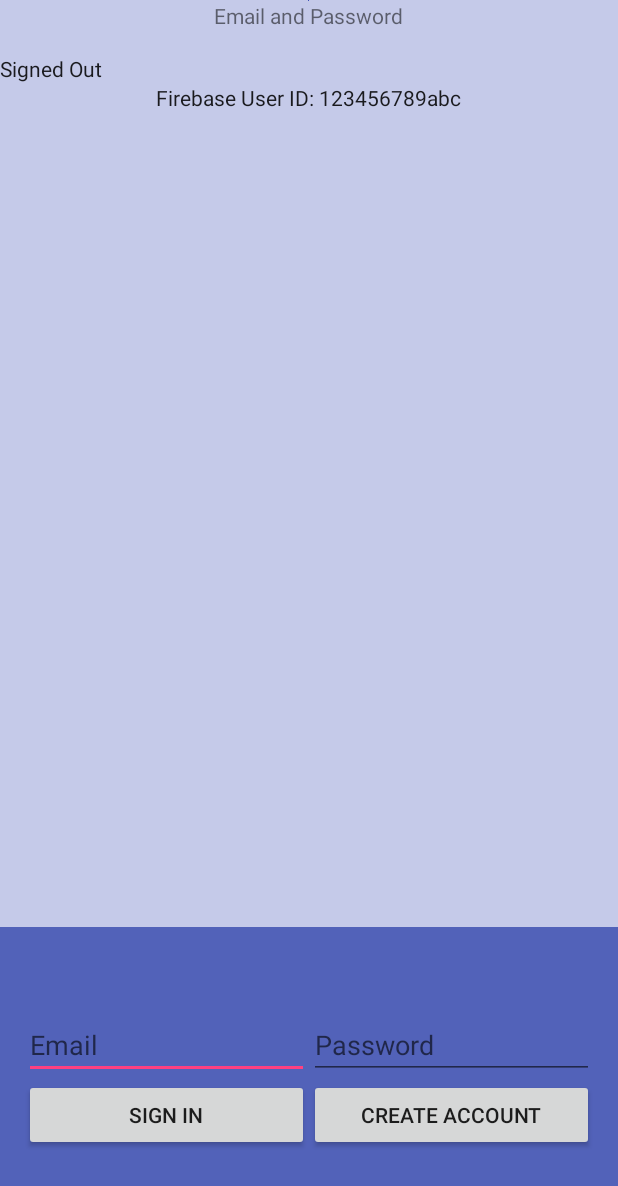
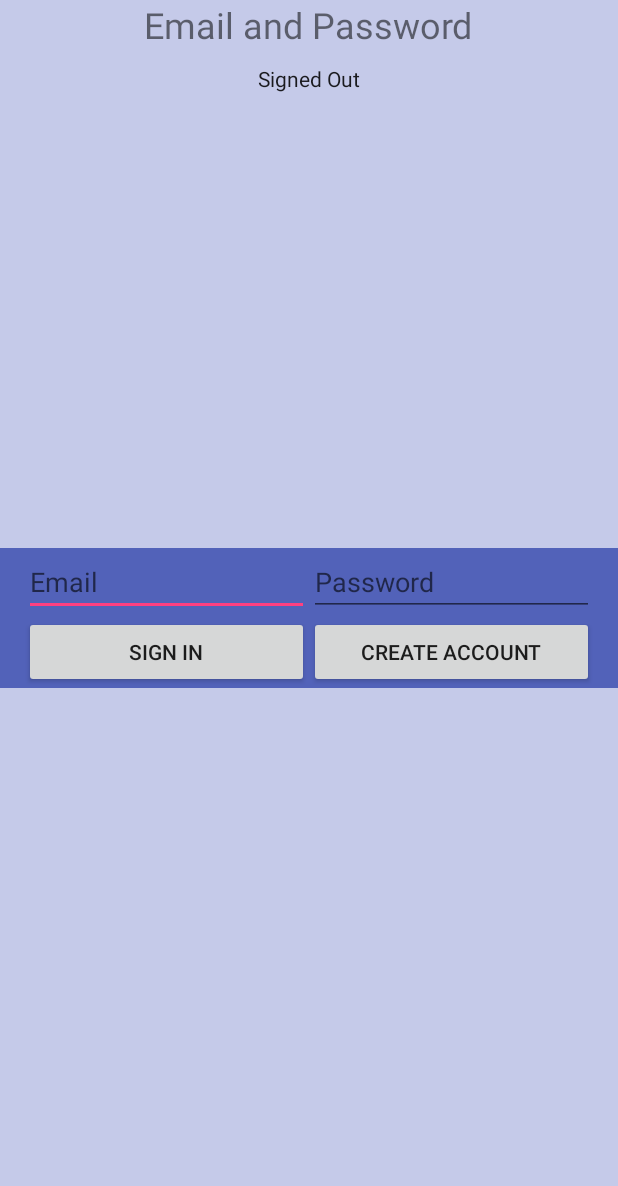
Before and after one commit to Adonthios/FrontEndDevelopment, an Android app: the layout activity_email_password.xml on its own in the app's theme, with its tools: preview values and no code run, on a phone screen of 412 x 824 dp. Shown: the top 1186 px of the screen. Run offline under Robolectric (Android 15) with nearby library versions, the phone set to English and light mode, and no system bars.

Commit message:
Now make the rest of the app, later connect this to the app

```diff
--- a/app/src/main/AndroidManifest.xml
+++ b/app/src/main/AndroidManifest.xml
@@ -14,7 +14,8 @@
         android:supportsRtl="true"
         android:theme="@style/AppTheme">
         <activity
-            android:name=".View.ChooserActivity"
+            android:name=".View.MainActivity"
+
             android:label="@string/app_name"
             android:theme="@style/AppTheme.NoActionBar">
             <intent-filter>
--- a/app/src/main/java/nl/hu/frontenddevelopment/View/EmailPasswordActivity.java
+++ b/app/src/main/java/nl/hu/frontenddevelopment/View/EmailPasswordActivity.java
@@ -23,7 +23,6 @@ public class EmailPasswordActivity extends BaseActivity implements
     private static final String TAG = "EmailPassword";
 
     private TextView mStatusTextView;
-    private TextView mDetailTextView;
     private EditText mEmailField;
     private EditText mPasswordField;
 
@@ -42,7 +41,6 @@ public class EmailPasswordActivity extends BaseActivity implements
 
         // Views
         mStatusTextView = (TextView) findViewById(R.id.status);
-        mDetailTextView = (TextView) findViewById(R.id.detail);
         mEmailField = (EditText) findViewById(R.id.field_email);
         mPasswordField = (EditText) findViewById(R.id.field_password);
 
@@ -223,7 +221,6 @@ public class EmailPasswordActivity extends BaseActivity implements
         if (user != null) {
             mStatusTextView.setText(getString(R.string.emailpassword_status_fmt,
                     user.getEmail(), user.isEmailVerified()));
-            mDetailTextView.setText(getString(R.string.firebase_status_fmt, user.getUid()));
 
             findViewById(R.id.email_password_buttons).setVisibility(View.GONE);
             findViewById(R.id.email_password_fields).setVisibility(View.GONE);
@@ -232,7 +229,6 @@ public class EmailPasswordActivity extends BaseActivity implements
             findViewById(R.id.verify_email_button).setEnabled(!user.isEmailVerified());
         } else {
             mStatusTextView.setText(R.string.signed_out);
-            mDetailTextView.setText(null);
 
             findViewById(R.id.email_password_buttons).setVisibility(View.VISIBLE);
             findViewById(R.id.email_password_fields).setVisibility(View.VISIBLE);
--- a/app/src/main/res/layout/activity_email_password.xml
+++ b/app/src/main/res/layout/activity_email_password.xml
@@ -1,5 +1,4 @@
-<LinearLayout xmlns:android="http://schemas.android.com/apk/res/android"
-    xmlns:tools="http://schemas.android.com/tools"
+<RelativeLayout xmlns:android="http://schemas.android.com/apk/res/android"
     android:id="@+id/main_layout"
     android:layout_width="match_parent"
     android:layout_height="match_parent"
@@ -9,23 +8,15 @@
 
     <LinearLayout
         android:layout_width="match_parent"
-        android:layout_height="0dp"
-        android:layout_weight="3"
+        android:layout_height="wrap_content"
         android:gravity="center_horizontal"
         android:orientation="vertical">
-
-        <ImageView
-            android:id="@+id/icon"
-            style="@style/AppTheme.NoActionBar"
-            android:layout_width="wrap_content"
-            android:layout_height="wrap_content"
-            android:contentDescription="@string/desc_firebase_lockup"
-            android:src="@drawable/side_nav_bar" />
 
         <TextView
             android:id="@+id/title_text"
             android:layout_width="wrap_content"
             android:layout_height="wrap_content"
+            android:textSize="24dp"
             android:layout_marginBottom="@dimen/title_bottom_margin"
             android:text="@string/emailpassword_title_text"
             android:theme="@style/AppTheme.NoActionBar" />
@@ -34,25 +25,16 @@
             android:id="@+id/status"
             style="@style/AppTheme.NoActionBar"
             android:text="@string/signed_out"
-            android:layout_width="match_parent"
-            android:layout_height="wrap_content" />
-
-        <TextView
-            android:id="@+id/detail"
-            style="@style/AppTheme.NoActionBar"
-            tools:text="Firebase User ID: 123456789abc"
             android:layout_width="wrap_content"
             android:layout_height="wrap_content" />
-
     </LinearLayout>
-
 
     <RelativeLayout
         android:layout_width="fill_parent"
-        android:layout_height="0dp"
-        android:layout_weight="1"
+        android:layout_height="wrap_content"
         android:background="@color/colorDrawerPrimaryLight"
-        android:gravity="center_vertical">
+        android:gravity="center_vertical"
+        android:layout_centerVertical="true" >
 
             <LinearLayout
                 android:id="@+id/email_password_fields"
@@ -127,9 +109,8 @@
                     android:layout_height="wrap_content"
                     android:layout_weight="1.0"
                     android:text="@string/verify_email" />
-
             </LinearLayout>
 
     </RelativeLayout>
 
-</LinearLayout>
+</RelativeLayout>
--- a/app/src/main/res/values/dimens.xml
+++ b/app/src/main/res/values/dimens.xml
@@ -22,7 +22,7 @@
     <!-- Email Password Activity -->
     <dimen name="icon_top_margin">24dp</dimen>
     <dimen name="icon_bottom_margin">24dp</dimen>
-    <dimen name="title_bottom_margin">16dp</dimen>
+    <dimen name="title_bottom_margin">10dp</dimen>
     <dimen name="field_width_standard">160dp</dimen>
 
 </resources>
```
Also changed, not shown: app/src/main/java/nl/hu/frontenddevelopment/View/ChooserActivity.java (+0 -12 lines), app/src/main/res/values/strings.xml (+6 -1 lines). Lines whose indentation alone changed are shown as unchanged.
